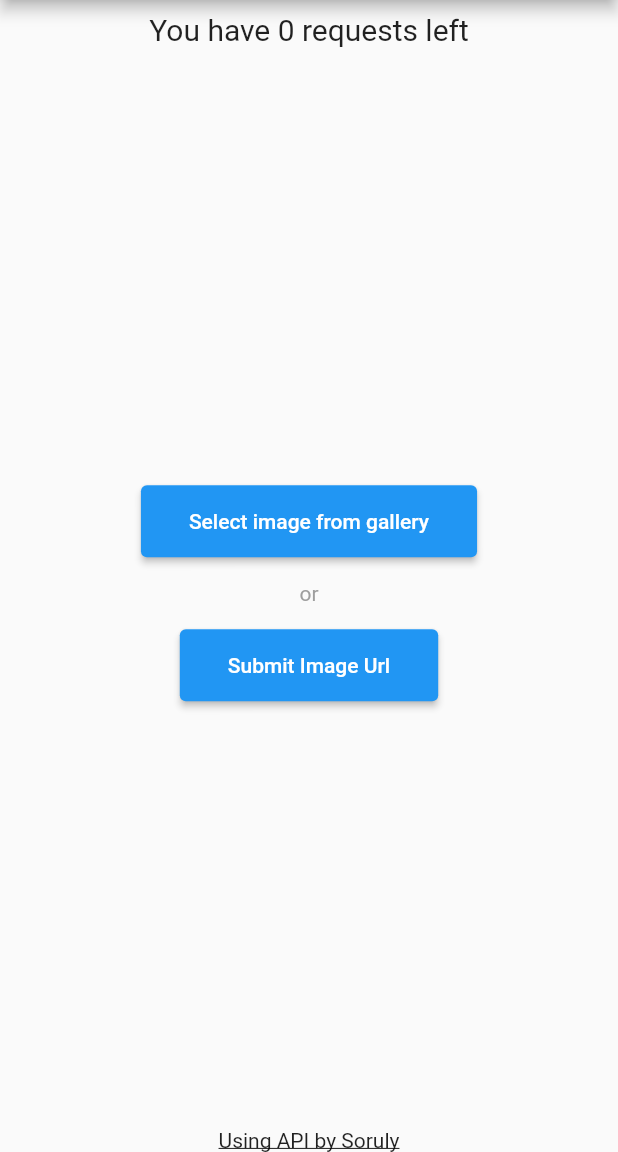
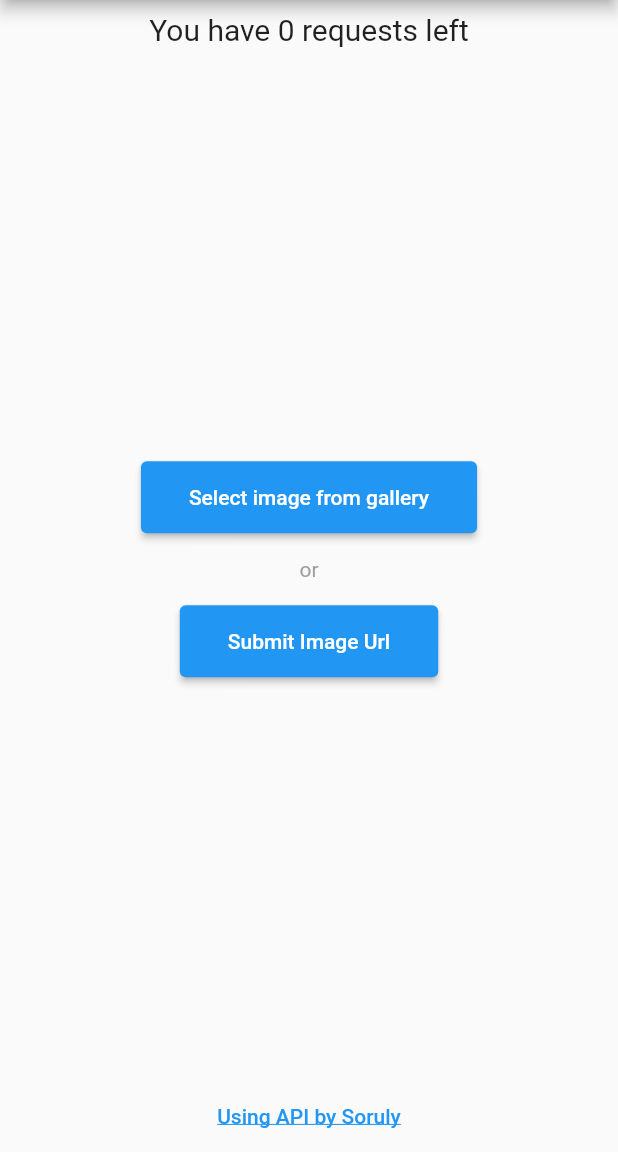
Before and after one commit to h8moss/anime_identifier, a Flutter app: the screen it shows after launch, after a tap on "Select image from gallery", on a phone screen of 412 x 824 dp, the part 84-1236 px from its top. Run offline on Flutter 3.47's test engine with Material 2 defaults, Android fonts, the phone set to English and light mode, and no system bars; our stand-ins replace bloc, dio, flutter_bloc, image_picker; network calls fail; statements that could not run were skipped.

Commit message:
finished working on the api and home page

```diff
--- a/lib/app/home/home_page.dart
+++ b/lib/app/home/home_page.dart
@@ -21,13 +21,21 @@ class HomePage extends StatelessWidget {
 
   @override
   Widget build(BuildContext context) {
-    final bloc = BlocProvider.of<HomePageBloc>(context);
     return BlocBuilder<HomePageBloc, HomePageModel>(
       builder: (context, state) => Scaffold(
         appBar: AppBar(
           title: Text('Anime identifier'),
         ),
-        body: Center(
+        body: state.state == HomePageState.Loading
+            ? Center(child: CircularProgressIndicator())
+            : _buildHome(state, context),
+      ),
+    );
+  }
+
+  Widget _buildHome(HomePageModel state, BuildContext context) {
+    final bloc = BlocProvider.of<HomePageBloc>(context);
+    return Center(
       child: Column(
         mainAxisAlignment: MainAxisAlignment.spaceBetween,
         children: [
@@ -42,7 +50,9 @@ class HomePage extends StatelessWidget {
             mainAxisAlignment: MainAxisAlignment.center,
             children: [
               ElevatedButton(
-                      onPressed: () => bloc.onFromGallery(context),
+                  onPressed: state.state == HomePageState.Off
+                      ? null
+                      : () => bloc.onFromGallery(context),
                   child: Padding(
                     padding: const EdgeInsets.all(16.0),
                     child: Text('Select image from gallery'),
@@ -51,21 +61,21 @@ class HomePage extends StatelessWidget {
               Text('or', style: TextStyle(color: Colors.grey)),
               SizedBox(height: 16),
               ElevatedButton(
-                      onPressed: () {},
+                  onPressed: state.state == HomePageState.Off ? null : () {},
                   child: Padding(
                     padding: const EdgeInsets.all(16.0),
                     child: Text('Submit Image Url'),
                   )),
             ],
           ),
-              // TODO: make this a flat button to soruly's gh profile
-              Text(
+          TextButton(
+            child: Text(
               'Using API by Soruly',
               style: TextStyle(decoration: TextDecoration.underline),
+            ),
+            onPressed: bloc.launchApiUrl,
           )
         ],
-          ),
-        ),
       ),
     );
   }
--- a/lib/app/home/home_page_bloc.dart
+++ b/lib/app/home/home_page_bloc.dart
@@ -4,6 +4,8 @@ import 'package:anime_identifier/app/image_page/image_page.dart';
 import 'package:anime_identifier/app/services/trace_moe_api.dart';
 import 'package:flutter/material.dart';
 import 'package:image_picker/image_picker.dart';
+import 'package:anime_identifier/app/common_widgets/simple_dialog.dart' as d;
+import 'package:url_launcher/url_launcher.dart';
 
 import 'home_page_event.dart';
 import 'home_page_model.dart';
@@ -20,6 +22,7 @@ class HomePageBloc extends Bloc<HomePageEvent, HomePageModel> {
   int? newRequests;
   final _picker = ImagePicker();
   final TraceMoeApi _api;
+  final String _apiUrl = 'https://github.com/soruly/trace.moe-api';
 
   @override
   Stream<HomePageModel> mapEventToState(event) async* {
@@ -32,16 +35,47 @@ class HomePageBloc extends Bloc<HomePageEvent, HomePageModel> {
           newRequests = null;
         }
         break;
+      case HomePageEvent.startedLoading:
+        yield HomePageModel(
+            requests: state.requests, state: HomePageState.Loading);
+        break;
+      case HomePageEvent.finishedLoading:
+        if (state.state == HomePageState.Loading) {
+          yield HomePageModel(
+              requests: state.requests, state: HomePageState.Working);
+        }
+        break;
       default:
         throw UnimplementedError();
     }
   }
 
   void onFromGallery(BuildContext context) async {
-    final pickedFile = await _picker.getImage(source: ImageSource.gallery);
-    if (pickedFile != null) {
-      final result = await _api.getImage(File(pickedFile.path));
-      if (result != null) ImagePage.show(context, result);
+    bool shouldShowDialog = false;
+    add(HomePageEvent.startedLoading);
+    try {
+      final pickedFile = await _picker.getImage(source: ImageSource.gallery);
+      if (pickedFile != null) {
+        final result = await _api.getImage(File(pickedFile.path));
+        if (result != null)
+          ImagePage.show(context, result);
+        else
+          shouldShowDialog = true;
+      }
+    } catch (e) {
+      print(e);
+      shouldShowDialog = true;
     }
+    if (shouldShowDialog)
+      d.SimpleDialog.show(
+        context,
+        title: 'Something went wrong',
+        message: 'Please try again later',
+      );
+    add(HomePageEvent.finishedLoading);
+  }
+
+  Future<void> launchApiUrl() async {
+    if (await canLaunch(_apiUrl)) await launch(_apiUrl);
   }
 }
--- a/lib/app/home/home_page_event.dart
+++ b/lib/app/home/home_page_event.dart
@@ -1,3 +1,5 @@
 enum HomePageEvent {
   requestsChanged,
+  startedLoading,
+  finishedLoading,
 }
```
Also changed, not shown: lib/app/services/trace_moe_api.dart (+4 -5 lines), lib/my_anime.dart (deleted, +0 -21 lines). Lines whose indentation alone changed are shown as unchanged.
